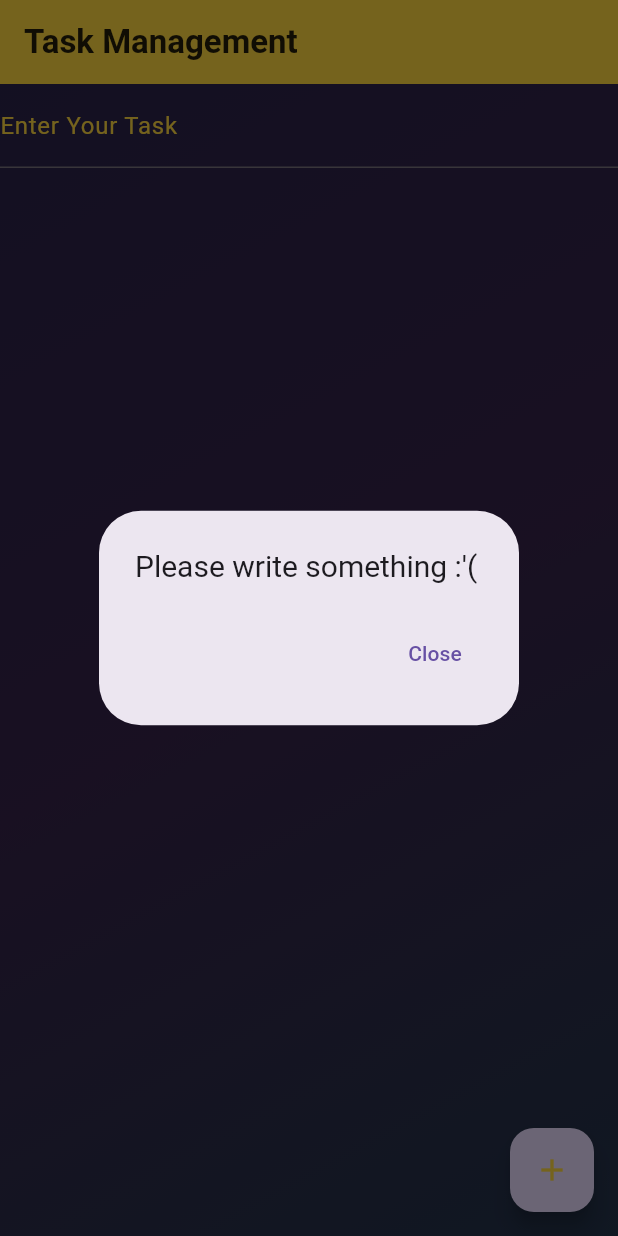
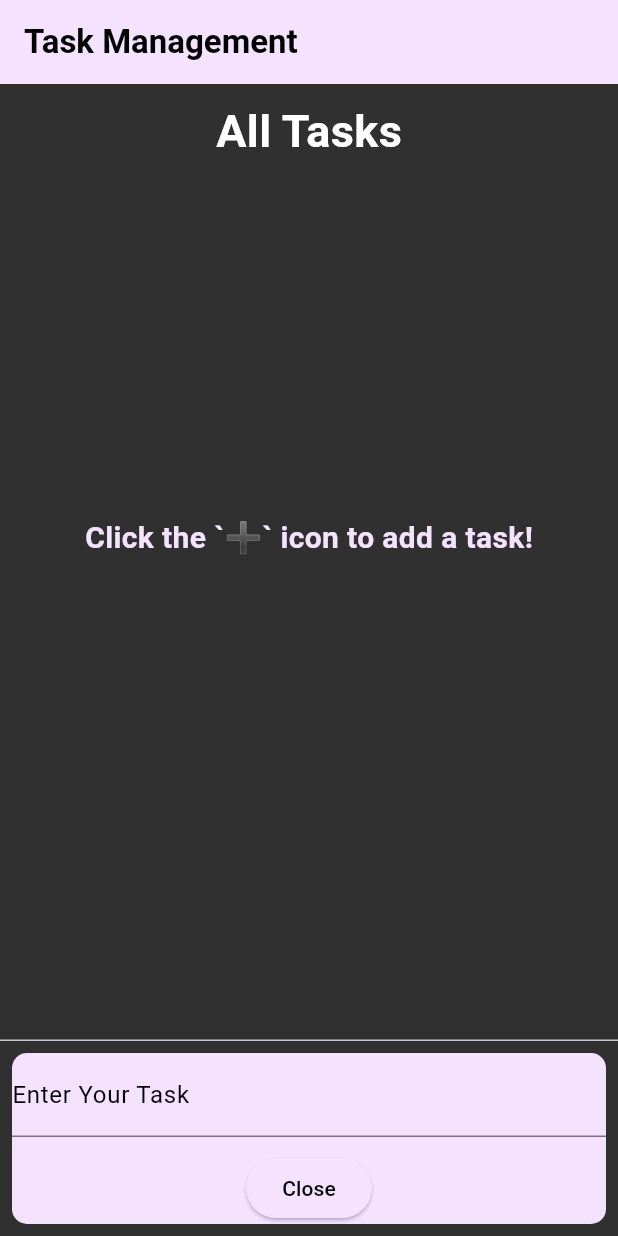
Before and after one commit to rafsanbasunia/first_app, a Flutter app: the screen it shows after launch, after a tap on the "add" icon, on a phone screen of 412 x 824 dp. Run offline on Flutter 3.47's test engine with Material 3 defaults, Android fonts, the phone set to English and light mode, and no system bars; missing offline and left inert: flutter_glow.

Commit message:
new_version

```diff
--- a/lib/todo.dart
+++ b/lib/todo.dart
@@ -1,7 +1,9 @@
 import 'package:flutter/material.dart';
+import 'package:flutter_glow/flutter_glow.dart';
 
 class Todo extends StatefulWidget {
   const Todo({super.key});
+
   @override
   State<Todo> createState() {
     return _TodoState();
@@ -13,79 +15,104 @@ class _TodoState extends State<Todo> {
   TextEditingController controller = TextEditingController();
 
   var endAl = Alignment.bottomRight;
-  List<String> mytask = [];
+  List<Map<String, dynamic>> mytask = [];
+
+  bool showFloatingWindow = false;
 
   @override
   Widget build(ctx) {
     return Scaffold(
+      backgroundColor: const Color.fromARGB(255, 48, 48, 48),
       appBar: AppBar(
         title: const Text(
           'Task Management',
           style: TextStyle(fontWeight: FontWeight.bold),
         ),
-        backgroundColor: Colors.amberAccent,
-        foregroundColor: Colors.black87,
+        backgroundColor: const Color.fromARGB(255, 244, 226, 255),
+        foregroundColor: const Color.fromARGB(255, 0, 0, 0),
       ),
       body: Container(
         decoration: BoxDecoration(
           gradient: LinearGradient(colors: const [
-            Color.fromARGB(255, 42, 35, 75),
-            Color.fromARGB(255, 54, 35, 75),
-            Color.fromARGB(255, 35, 52, 75)
+            Color.fromARGB(255, 48, 48, 48),
+            Color.fromARGB(255, 48, 48, 48)
           ], begin: startAl, end: endAl),
         ),
         child: Column(
           children: [
-            TextField(
-                style: const TextStyle(color: Colors.amberAccent),
-                controller: controller,
-                decoration: const InputDecoration(
-                    labelText: 'Enter Your Task',
-                    labelStyle: TextStyle(
-                      color: Colors.amberAccent,
-                    )),
-                onSubmitted: (txt) {
-                  addTask(txt);
-                }),
+            const SizedBox(height: 10),
+            const Center(
+              child: Text(
+                'All Tasks',
+                style: TextStyle(
+                  fontSize: 30.0,
+                  fontWeight: FontWeight.bold,
+                  color: Color.fromARGB(255, 255, 255, 255),
+                ),
+              ),
+            ),
             const SizedBox(
-              height: 50,
+              height: 10,
             ),
             SizedBox(
               width: 720,
               height: 480,
-              child: ListView.builder(
+              child: mytask.isEmpty
+                  ? const Center(
+                      child: Text(
+                        'Click the `➕` icon to add a task!',
+                        style: TextStyle(
+                          fontSize: 20.0,
+                          fontWeight: FontWeight.bold,
+                          color: Color.fromARGB(255, 244, 226, 255),
+                        ),
+                      ),
+                    )
+                  : ListView.builder(
                       itemCount: mytask.length,
                       itemBuilder: (ctx, index) {
                         return Container(
-                        margin: const EdgeInsets.symmetric(vertical: 16.0),
+                          margin: const EdgeInsets.symmetric(vertical: 10.0),
                           padding:
-                            const EdgeInsets.fromLTRB(16.0, 8.0, 16.0, 8.0),
+                              const EdgeInsets.fromLTRB(16.0, 1.0, 16.0, 1.0),
                           decoration: const BoxDecoration(
                             borderRadius: BorderRadius.all(
                               Radius.circular(18.0),
                             ),
-                            color: Color.fromARGB(255, 35, 4, 53),
+                            color: Color.fromARGB(255, 244, 226, 255),
                             boxShadow: [
                               BoxShadow(
-                                color: Color.fromARGB(255, 255, 217, 0),
+                                color: Color.fromARGB(255, 255, 232, 225),
                                 spreadRadius: 1,
                                 blurRadius: 10,
                               ),
                               BoxShadow(
-                                color: Color.fromARGB(255, 255, 217, 0),
+                                color: Colors.black,
                                 spreadRadius: -1,
                                 blurRadius: 1,
                               )
-                            ]),
+                            ],
+                          ),
                           child: Row(
                             mainAxisAlignment: MainAxisAlignment.spaceBetween,
                             children: [
+                              GlowCheckbox(
+                                value: mytask[index]['isChecked'],
+                                enable: true,
+                                color: Colors.black,
+                                onChange: (bool value) {
+                                  setState(() {
+                                    mytask[index]['isChecked'] =
+                                        !mytask[index]['isChecked'];
+                                  });
+                                },
+                              ),
                               Expanded(
                                 child: ListTile(
                                   title: Text(
-                                  mytask[index],
+                                    mytask[index]['task'],
                                     style: const TextStyle(
-                                    color: Color.fromARGB(255, 255, 217, 0),
+                                      color: Colors.black,
                                       fontSize: 16.0,
                                     ),
                                   ),
@@ -93,7 +120,7 @@ class _TodoState extends State<Todo> {
                               ),
                               IconButton(
                                 icon: const Icon(Icons.delete),
-                              color: Color.fromARGB(255, 255, 208, 0),
+                                color: Colors.black,
                                 onPressed: () {
                                   setState(() {
                                     mytask.removeAt(index);
@@ -101,29 +128,83 @@ class _TodoState extends State<Todo> {
                                 },
                               ),
                             ],
-                        ));
-                  }),
-            )
+                          ),
+                        );
+                      },
+                    ),
+            ),
+            const SizedBox(
+              height: 50,
+            ),
           ],
         ),
       ),
-      floatingActionButton: FloatingActionButton(
+      floatingActionButtonLocation: FloatingActionButtonLocation.centerFloat,
+      floatingActionButton: showFloatingWindow
+          ? null
+          : FloatingActionButton(
               onPressed: () {
-          addTask(controller.text);
+                setState(() {
+                  showFloatingWindow = !showFloatingWindow;
+                });
               },
               child: const Icon(
                 Icons.add,
-          color: Colors.amberAccent,
+                color: Colors.black,
               ),
             ),
+      persistentFooterButtons: showFloatingWindow
+          ? [
+              Container(
+                decoration: BoxDecoration(
+                  borderRadius: BorderRadius.circular(10.0),
+                  color: const Color.fromARGB(255, 244, 226, 255),
+                ),
+                child: Column(
+                  children: [
+                    TextField(
+                      style: const TextStyle(color: Colors.black),
+                      controller: controller,
+                      decoration: const InputDecoration(
+                        labelText: 'Enter Your Task',
+                        labelStyle: TextStyle(
+                          color: Colors.black,
+                        ),
+                      ),
+                      onSubmitted: (txt) {
+                        addTask(txt);
+                        setState(() {
+                          showFloatingWindow = false;
+                        });
+                      },
+                    ),
+                    const SizedBox(height: 10),
+                    ElevatedButton(
+                      style: ElevatedButton.styleFrom(
+                          backgroundColor:
+                              const Color.fromARGB(255, 244, 226, 255)),
+                      onPressed: () {
+                        setState(() {
+                          showFloatingWindow = false;
+                        });
+                      },
+                      child: const Text(
+                        'Close',
+                        style: TextStyle(color: Colors.black),
+                      ),
+                    ),
+                  ],
+                ),
+              ),
+            ]
+          : null,
     );
   }
 
   void addTask(String txt) {
-    setState(
-      () {
+    setState(() {
       if (txt != '') {
-          mytask.add(txt);
+        mytask.add({'task': txt, 'isChecked': false});
         controller.clear();
       } else {
         showDialog(
@@ -136,6 +217,9 @@ class _TodoState extends State<Todo> {
               ),
               actions: [
                 TextButton(
+                  style: TextButton.styleFrom(
+                      backgroundColor:
+                          const Color.fromARGB(255, 244, 226, 255)),
                   onPressed: () {
                     Navigator.of(ctx).pop();
                   },
@@ -146,7 +230,6 @@ class _TodoState extends State<Todo> {
           },
         );
       }
-      },
-    );
+    });
   }
 }
--- a/pubspec.yaml
+++ b/pubspec.yaml
@@ -35,6 +35,8 @@ dependencies:
   # The following adds the Cupertino Icons font to your application.
   # Use with the CupertinoIcons class for iOS style icons.
   cupertino_icons: ^1.0.6
+  flutter_glow: ^0.3.0
+
 
 dev_dependencies:
   flutter_test:
```
Also changed, not shown: pubspec.lock. Lines whose indentation alone changed are shown as unchanged.
